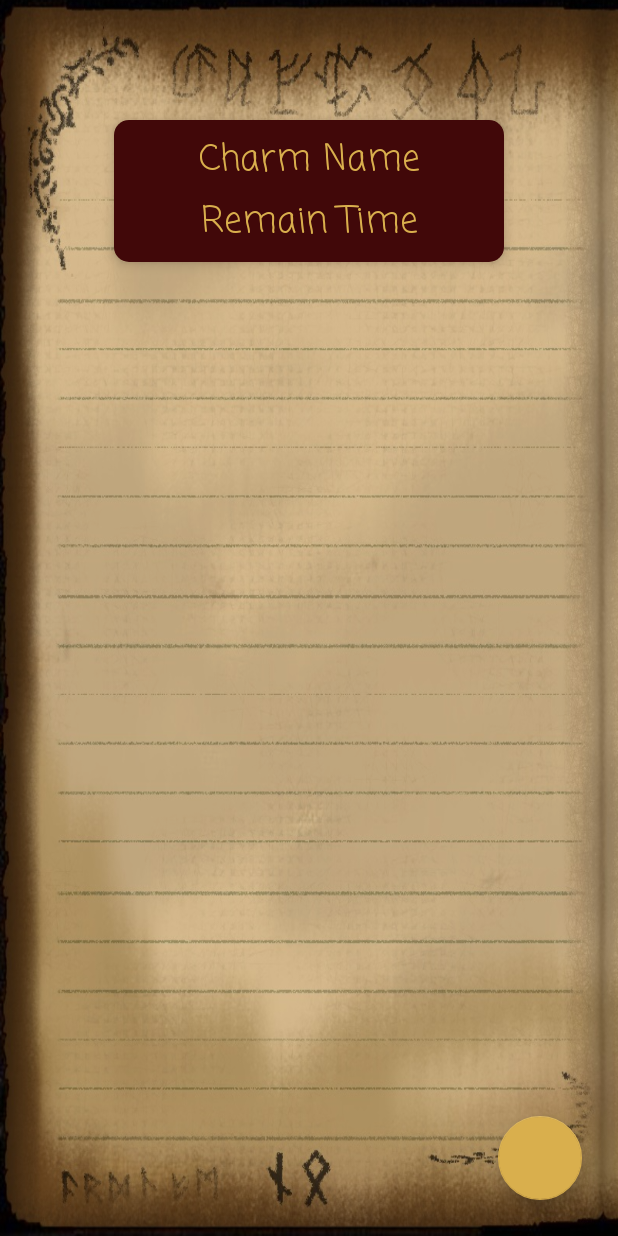
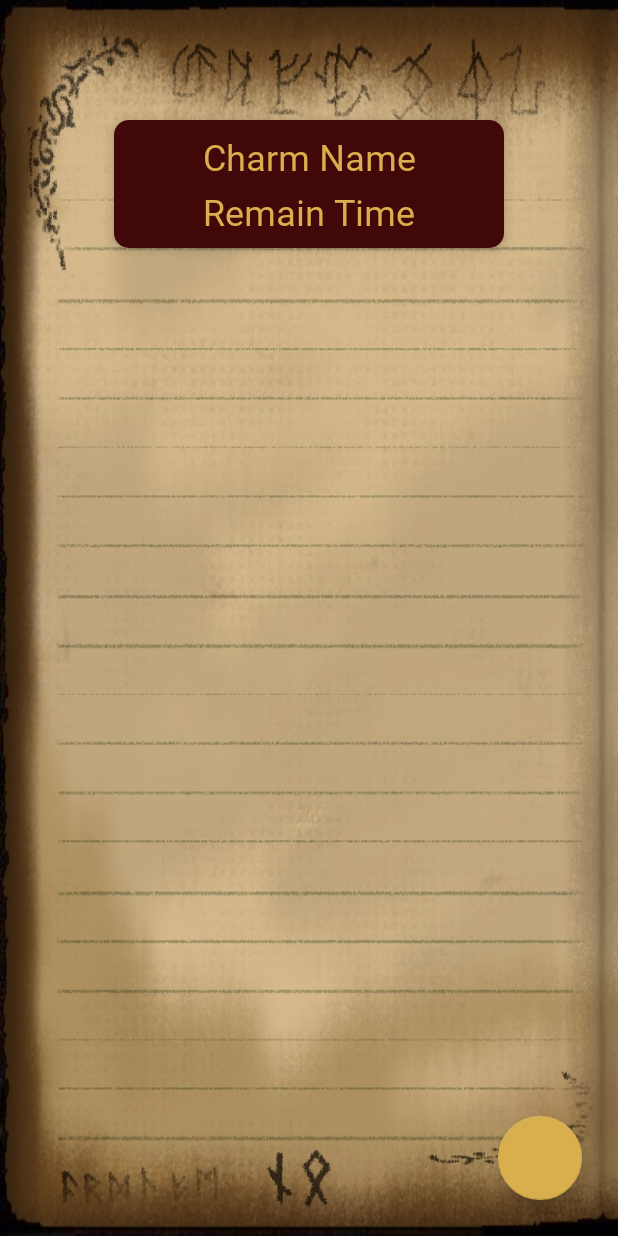
Before and after one commit to obaya884/CharmMe, an Android app: the layout activity_main.xml on its own in the app's theme, with its tools: preview values and no code run, on a phone screen of 412 x 824 dp. Run offline under Robolectric (Android 15) with nearby library versions, the phone set to English and light mode, and no system bars; plain views replace LavaFab.

Commit message:
apply project font

```diff
--- a/app/src/main/res/layout/activity_add.xml
+++ b/app/src/main/res/layout/activity_add.xml
@@ -66,8 +66,9 @@
                 android:layout_height="wrap_content"
                 android:layout_weight="1"
                 android:ems="10"
+                android:fontFamily="@font/holidaymdjp"
                 android:hint="Effect"
-                android:inputType="textPersonName" />
+                android:inputType="text" />
 
         </LinearLayout>
 
@@ -94,6 +95,7 @@
                 android:layout_weight="1"
                 android:ems="10"
                 android:focusable="false"
+                android:fontFamily="@font/holidaymdjp"
                 android:hint="Time"
                 android:inputType="none" />
         </LinearLayout>
--- a/app/src/main/res/layout/activity_main.xml
+++ b/app/src/main/res/layout/activity_main.xml
@@ -57,7 +57,7 @@
             android:layout_width="match_parent"
             android:layout_height="wrap_content"
             android:layout_marginBottom="4dp"
-            android:fontFamily="casual"
+            android:fontFamily="@font/holidaymdjp"
             android:text="@string/charm_name"
             android:textAlignment="center"
             android:textColor="#D9AF4D"
@@ -67,7 +67,7 @@
             android:id="@+id/timerText"
             android:layout_width="match_parent"
             android:layout_height="wrap_content"
-            android:fontFamily="casual"
+            android:fontFamily="@font/holidaymdjp"
             android:text="@string/remain_time"
             android:textAlignment="center"
             android:textColor="#D9AF4D"
--- a/app/src/main/res/layout/list_item.xml
+++ b/app/src/main/res/layout/list_item.xml
@@ -39,6 +39,7 @@
                 android:layout_width="match_parent"
                 android:layout_height="wrap_content"
                 android:layout_weight="1"
+                android:fontFamily="@font/holidaymdjp"
                 android:gravity="center_vertical"
                 android:text="効果名"
                 android:textSize="30sp" />
@@ -48,6 +49,7 @@
                 android:layout_width="match_parent"
                 android:layout_height="wrap_content"
                 android:layout_weight="1"
+                android:fontFamily="@font/holidaymdjp"
                 android:gravity="bottom|end"
                 android:text="持続時間"
                 android:textAlignment="textEnd"
```
Also changed, not shown: 1 other file.
